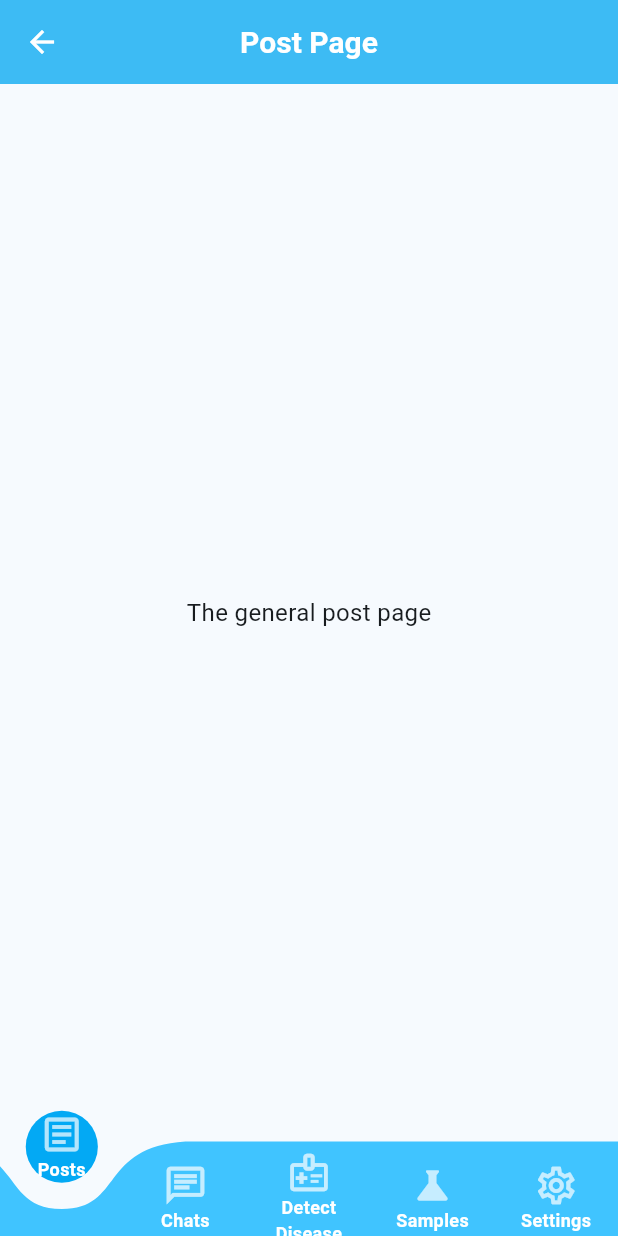
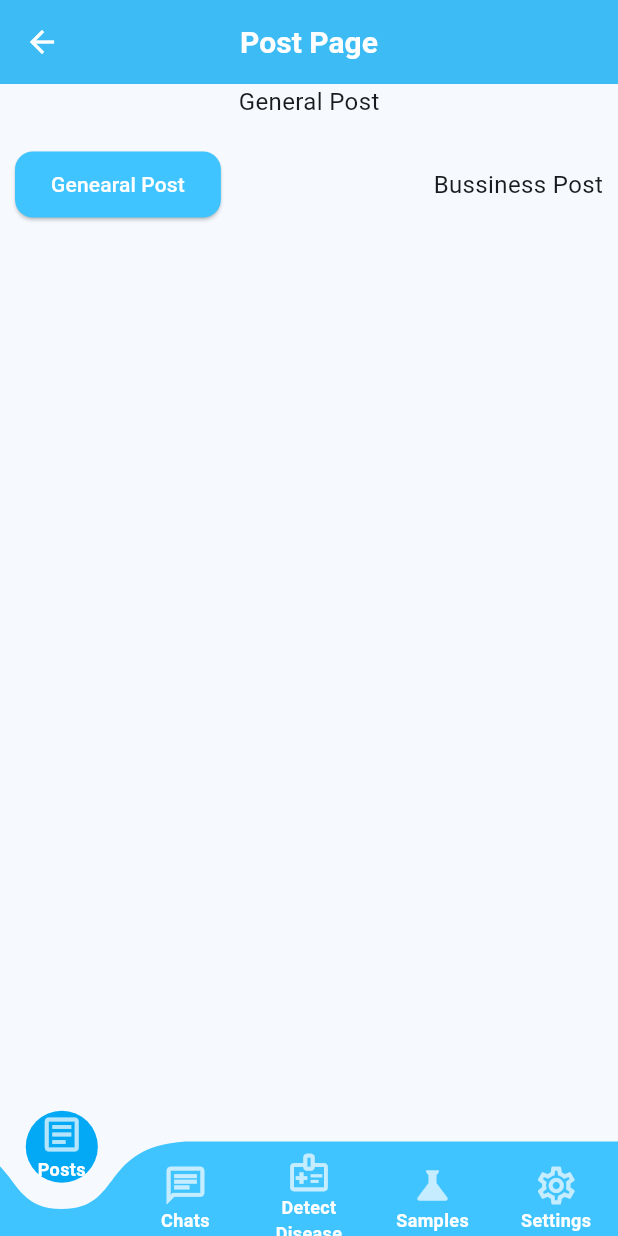
Before and after one commit to Zedestar/flutter_kuku_app, a Flutter app: the screen it shows after launch, on a phone screen of 412 x 824 dp. Run offline on Flutter 3.47's test engine with Material 3 defaults, Android fonts, the phone set to English and light mode, and no system bars; drawn by our look-alikes of curved_navigation_bar; our stand-ins replace easy_localization, flutter_secure_storage, graphql_flutter, image_picker, lottie; project files that could hold a hidden picture were left out.

Commit message:
The commit after fetching the knowledge posts

```diff
--- a/lib/pages/general_post_page.dart
+++ b/lib/pages/general_post_page.dart
@@ -1,4 +1,5 @@
 import 'package:flutter/material.dart';
+import 'package:kuku_app/constants/constant.dart';
 import 'package:kuku_app/widgets/app_bar.dart';
 
 class GeneralPostPage extends StatefulWidget {
@@ -14,7 +15,32 @@ class _GeneralPostPageState extends State<GeneralPostPage> {
     return Scaffold(
       appBar: theAppBar(context, "Post_page"),
       body: Center(
-        child: Text("The general post page"),
+        child: Column(
+          children: [
+            Text("General Post"),
+            SizedBox(
+              height: 10,
+            ),
+            Padding(
+              padding: EdgeInsets.all(10),
+              child: Row(
+                children: [
+                  ElevatedButton(
+                    style: ElevatedButton.styleFrom(
+                      backgroundColor: kcolor,
+                    ),
+                    onPressed: () {
+                      Navigator.pushNamed(context, '/knowledge-post-page');
+                    },
+                    child: Text("Genearal Post"),
+                  ),
+                  Spacer(),
+                  Text("Bussiness Post")
+                ],
+              ),
+            )
+          ],
+        ),
       ),
     );
   }
--- a/lib/router/router.dart
+++ b/lib/router/router.dart
@@ -2,6 +2,7 @@ import 'package:flutter/material.dart';
 import 'package:kuku_app/pages/authentication_page.dart';
 import 'package:kuku_app/pages/help_and_support_page.dart';
 import 'package:kuku_app/pages/home_page.dart';
+import 'package:kuku_app/pages/knowledge_post.dart';
 import 'package:kuku_app/pages/profile_page.dart';
 import 'package:kuku_app/pages/sample_page.dart';
 import 'package:kuku_app/pages/splash_page.dart';
@@ -21,6 +22,8 @@ class RouteGenerator {
         return MaterialPageRoute(builder: (_) => const AuthPage());
       case '/sample-page':
         return MaterialPageRoute(builder: (_) => const SamplePage());
+      case '/knowledge-post-page':
+        return MaterialPageRoute(builder: (_) => const KnowledgePostPage());
       default:
         return _errorPage();
     }
```
Also changed, not shown: lib/graphql/graphql_queries.dart (added, +21 -0 lines), lib/pages/detect_disease_page.dart (+6 -1 lines), lib/pages/knowledge_post.dart (added, +72 -0 lines), lib/graphql/graphql_mutations.dart (added).
